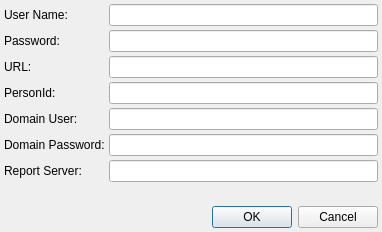
Old version of the form plugins/forms/dialogIFSCloud.ui in the repository kestermckinney/ProjectNotes.
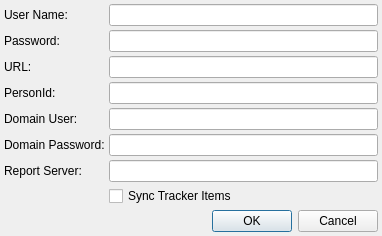
New version of the form.

Patch:
```diff
--- a/plugins/forms/dialogIFSCloud.ui
+++ b/plugins/forms/dialogIFSCloud.ui
@@ -115,6 +115,15 @@
      <item row="6" column="1">
       <widget class="QLineEdit" name="lineEditReportServer"/>
      </item>
+
+    <item row="7" column="1">
+    <widget class="QCheckBox" name="m_checkBoxSyncTrackerItems">
+     <property name="text">
+      <string>Sync Tracker Items</string>
+     </property>
+    </widget>
+   </item>
+
     </layout>
    </item>
    <item>
```
Left out of the diff: 6 changed lines with no effect on the pictures.
